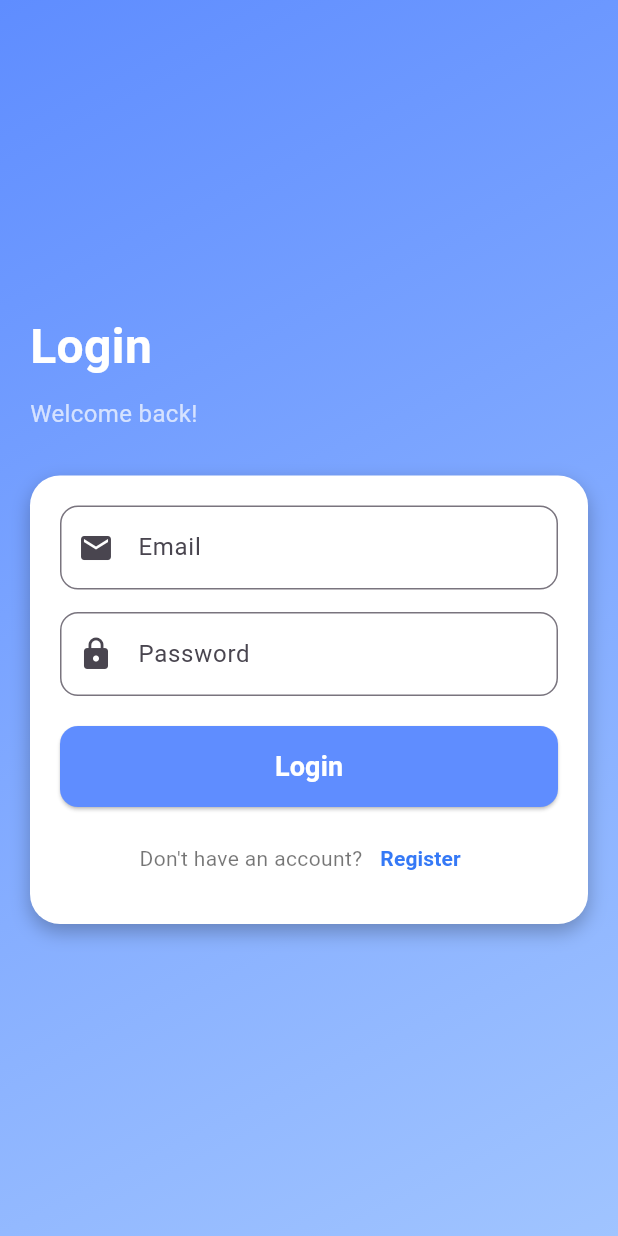
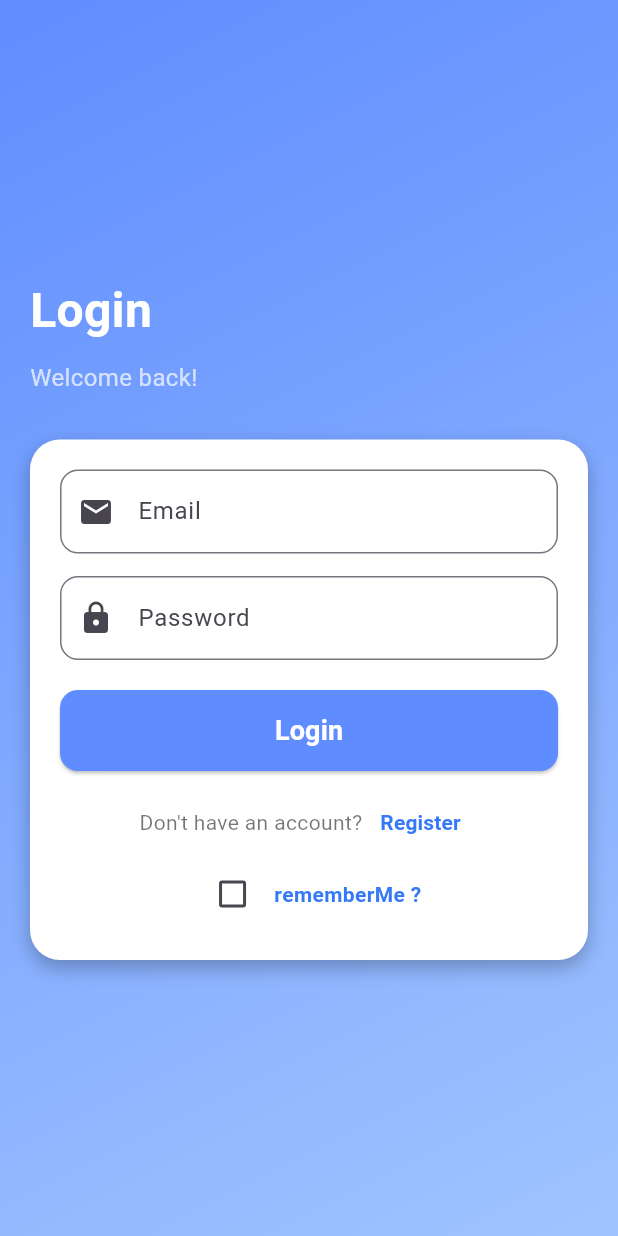
Before and after one commit to danakhairallah/DIY-Project, a Flutter app: the LoginPage screen opened by its route, on a phone screen of 412 x 824 dp. Run offline on Flutter 3.47's test engine with Material 3 defaults, Android fonts, the phone set to English and light mode, and no system bars; our stand-ins replace flutter_secure_storage, image_picker; accounts and stored records are empty.

Commit message:
Update login_page.dart

```diff
--- a/lib/screens/login_page.dart
+++ b/lib/screens/login_page.dart
@@ -1,7 +1,7 @@
 import 'package:flutter/material.dart';
 import '../utils/app_localizations.dart';
 import 'home_page.dart';
-
+import 'package:flutter_secure_storage/flutter_secure_storage.dart';
 class LoginPage extends StatefulWidget {
   const LoginPage({super.key});
 
@@ -13,6 +13,9 @@ class _LoginPageState extends State<LoginPage> {
   final _formKey = GlobalKey<FormState>();
   final _emailController = TextEditingController();
   final _passwordController = TextEditingController();
+  final secureStorage=FlutterSecureStorage();
+  bool rememberMe=false;
+
 
   void _submit() {
     if (_formKey.currentState!.validate()) {
@@ -22,12 +25,27 @@ class _LoginPageState extends State<LoginPage> {
       );
     }
   }
+  void initstate(){
+    super.initState();
+    loadRememberMe();
+  }
+  void loadRememberMe()async{
+    String? value= await secureStorage.read(key: 'remember_me');
+    setState(() {
+      if (value == 'true') {
+        rememberMe = true;
+      } else {
+        rememberMe = false;
+      }
+    });
+  }
 
   @override
   Widget build(BuildContext context) {
     final loc = AppLocalizations.of(context)!;
     final isRtl = Directionality.of(context) == TextDirection.rtl;
     final size = MediaQuery.of(context).size;
+
 
     return Scaffold(
       body: Container(
@@ -153,7 +171,29 @@ class _LoginPageState extends State<LoginPage> {
                               ),
                             ),
                           ],
-                        )
+                        ),
+                        Row(
+                          mainAxisAlignment: MainAxisAlignment.center,
+                          children: [
+                            Checkbox(
+                                value: rememberMe,
+                                activeColor: Color(0xFF3579F6),
+                                onChanged: (value)async{
+                               setState(() {
+                                 rememberMe = value!;
+                               });
+                               await secureStorage.write(key: 'remember_me', value: rememberMe.toString(),);
+
+                            }
+                            ),
+                            Text(
+                              loc.translate(" rememberMe ?"),
+                              style: TextStyle(fontSize: 14, color: Color(0xFF3579F6),fontWeight: FontWeight.bold),
+                            ),
+
+                          ],
+
+                        ),
                       ],
                     ),
                   ),
```
